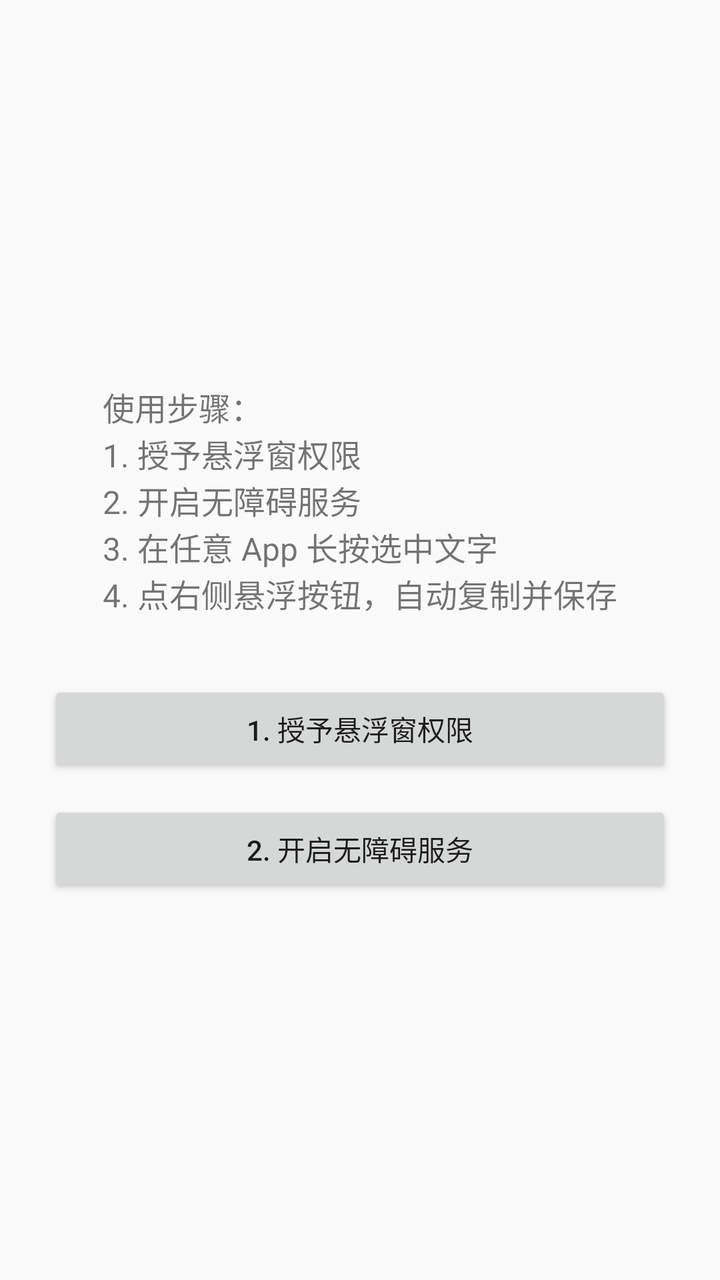
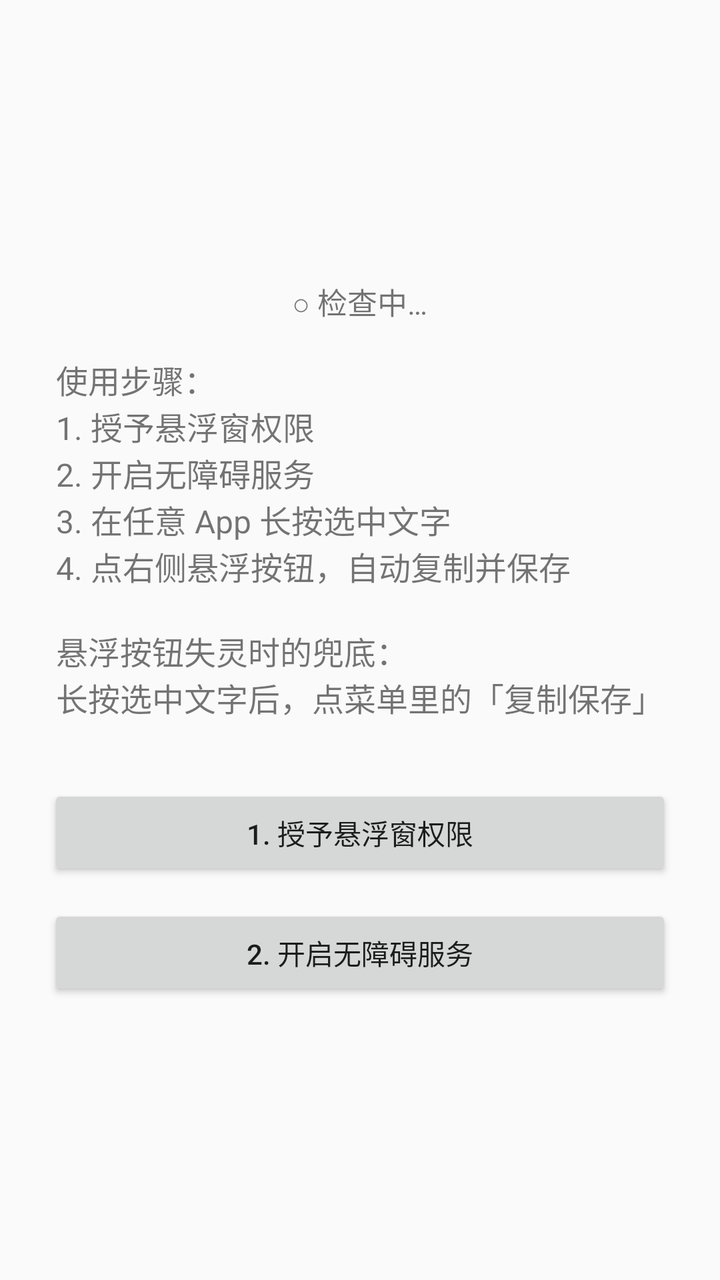

Screens rendered from an Android XML layout before and after an edit, with the pre-edit source and the edit as a unified diff.
<!-- AndroidManifest.xml: application theme android:Theme.Material.Light -->
<!-- res/layout/activity_main.xml -->
<?xml version="1.0" encoding="utf-8"?>
<LinearLayout xmlns:android="http://schemas.android.com/apk/res/android"
    android:layout_width="match_parent"
    android:layout_height="match_parent"
    android:orientation="vertical"
    android:padding="24dp"
    android:gravity="center">

    <TextView
        android:layout_width="wrap_content"
        android:layout_height="wrap_content"
        android:textSize="16sp"
        android:layout_marginBottom="32dp"
        android:text="使用步骤：\n1. 授予悬浮窗权限\n2. 开启无障碍服务\n3. 在任意 App 长按选中文字\n4. 点右侧悬浮按钮，自动复制并保存"/>

    <Button
        android:id="@+id/btn_overlay"
        android:layout_width="match_parent"
        android:layout_height="wrap_content"
        android:text="1. 授予悬浮窗权限"/>

    <Button
        android:id="@+id/btn_accessibility"
        android:layout_width="match_parent"
        android:layout_height="wrap_content"
        android:layout_marginTop="12dp"
        android:text="2. 开启无障碍服务"/>
</LinearLayout>
<!-- resources referenced by this layout -->
<resources>

</resources>

<!-- the commit's change to res/layout/activity_main.xml (unified diff, before → after) -->
@@ -7,11 +7,19 @@
     android:gravity="center">
 
     <TextView
+        android:id="@+id/tv_status"
+        android:layout_width="wrap_content"
+        android:layout_height="wrap_content"
+        android:textSize="15sp"
+        android:layout_marginBottom="16dp"
+        android:text="○ 检查中…"/>
+
+    <TextView
         android:layout_width="wrap_content"
         android:layout_height="wrap_content"
         android:textSize="16sp"
         android:layout_marginBottom="32dp"
-        android:text="使用步骤：\n1. 授予悬浮窗权限\n2. 开启无障碍服务\n3. 在任意 App 长按选中文字\n4. 点右侧悬浮按钮，自动复制并保存"/>
+        android:text="使用步骤：\n1. 授予悬浮窗权限\n2. 开启无障碍服务\n3. 在任意 App 长按选中文字\n4. 点右侧悬浮按钮，自动复制并保存\n\n悬浮按钮失灵时的兜底：\n长按选中文字后，点菜单里的「复制保存」"/>
 
     <Button
         android:id="@+id/btn_overlay"
